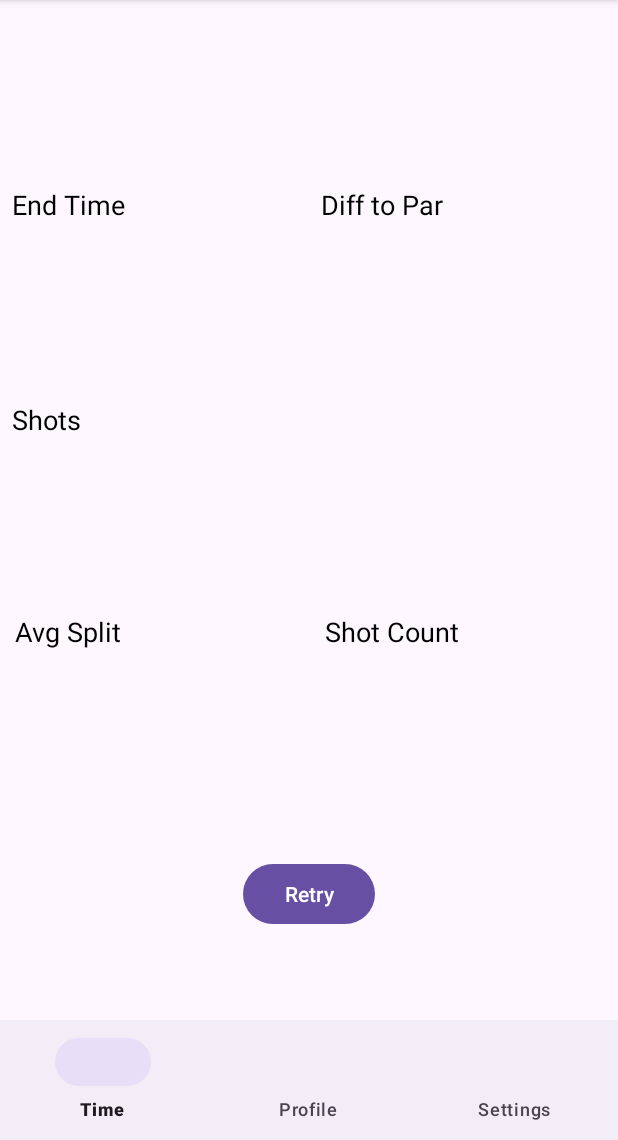
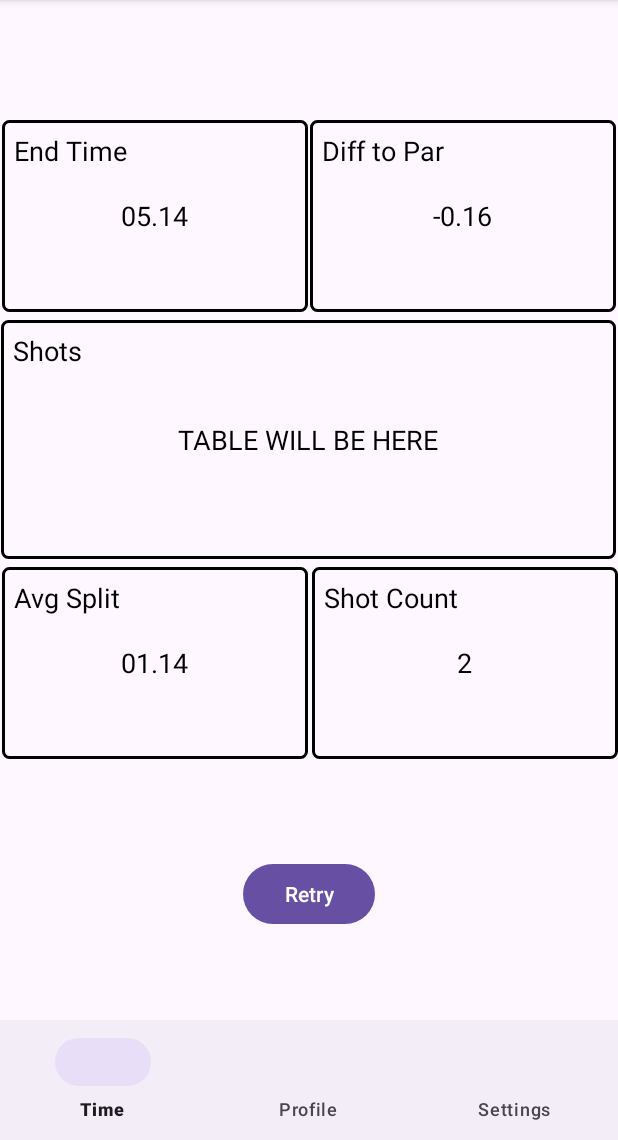
Before and after one commit to ShotPal/ShotPal, an Android app: the screen it shows after launch (MainActivity), on a phone screen of 412 x 824 dp, the part 96-1236 px from its top. Run offline under Robolectric (Android 15) with nearby library versions, the phone set to English and light mode, and no system bars.

Commit message:
add frame and sample texts

```diff
--- a/app/src/main/res/layout/activity_main.xml
+++ b/app/src/main/res/layout/activity_main.xml
@@ -40,81 +40,116 @@
 
     <FrameLayout
         android:id="@+id/EndTimeContainer"
-        android:layout_width="0dp"
-        android:layout_height="0dp"
-        android:layout_marginTop="116dp"
-        android:layout_marginBottom="1dp"
+        android:layout_width="204dp"
+        android:layout_height="128dp"
+        android:layout_marginTop="80dp"
+        android:background="@drawable/black_rectangle"
         app:layout_constraintBottom_toTopOf="@+id/ShotsContainer"
         app:layout_constraintEnd_toStartOf="@+id/DiffToParContainer"
         app:layout_constraintStart_toStartOf="parent"
-        app:layout_constraintTop_toTopOf="parent">
+        app:layout_constraintTop_toTopOf="parent"
+        app:layout_constraintVertical_bias="0.0">
 
         <!-- TextView for End Time -->
         <TextView
             android:layout_width="wrap_content"
             android:layout_height="wrap_content"
+            android:layout_gravity="start|top"
+            android:layout_marginStart="8dp"
+            android:layout_marginTop="8dp"
+            android:gravity="start|top"
             android:text="End Time"
+            android:textColor="@android:color/black"
+            android:textSize="18sp" />
+
+        <!-- TextView for End Time -->
+        <TextView
+            android:layout_width="wrap_content"
+            android:layout_height="wrap_content"
+            android:text="05.14"
             android:textSize="18sp"
             android:textColor="@android:color/black"
-            android:gravity="start|top"
-            android:layout_gravity="start|top"
-            android:layout_marginStart="8dp"
-            android:layout_marginTop="8dp"/>
+            android:layout_gravity="center"/>
 
     </FrameLayout>
 
     <FrameLayout
         android:id="@+id/DiffToParContainer"
-        android:layout_width="0dp"
-        android:layout_height="0dp"
-        android:layout_marginTop="116dp"
+        android:layout_width="204dp"
+        android:layout_height="128dp"
+        android:layout_marginTop="80dp"
+        android:background="@drawable/black_rectangle"
         app:layout_constraintBottom_toTopOf="@+id/ShotsContainer"
         app:layout_constraintEnd_toEndOf="parent"
         app:layout_constraintStart_toEndOf="@+id/EndTimeContainer"
-        app:layout_constraintTop_toTopOf="parent">
+        app:layout_constraintTop_toTopOf="parent"
+        app:layout_constraintVertical_bias="0.0">
 
         <!-- TextView for Diff to Par -->
         <TextView
             android:layout_width="wrap_content"
             android:layout_height="wrap_content"
+            android:layout_gravity="start|top"
+            android:layout_marginStart="8dp"
+            android:layout_marginTop="8dp"
+            android:gravity="start|top"
             android:text="Diff to Par"
+            android:textColor="@android:color/black"
+            android:textSize="18sp" />
+
+        <!-- TextView for Diff to Par -->
+        <TextView
+            android:layout_width="wrap_content"
+            android:layout_height="wrap_content"
+            android:text="-0.16"
             android:textSize="18sp"
             android:textColor="@android:color/black"
-            android:gravity="start|top"
-            android:layout_gravity="start|top"
-            android:layout_marginStart="8dp"
-            android:layout_marginTop="8dp"/>
+            android:layout_gravity="center"/>
 
     </FrameLayout>
 
     <FrameLayout
         android:id="@+id/ShotsContainer"
-        android:layout_width="412dp"
-        android:layout_height="0dp"
-        android:layout_marginBottom="359dp"
-        app:layout_constraintBottom_toBottomOf="parent"
-        app:layout_constraintEnd_toEndOf="@+id/EndTimeContainer"
-        app:layout_constraintStart_toEndOf="@+id/EndTimeContainer"
+        android:layout_width="410dp"
+        android:layout_height="159dp"
+        android:layout_marginTop="5dp"
+        android:layout_marginEnd="1dp"
+        android:layout_marginBottom="5dp"
+        android:background="@drawable/black_rectangle"
+        app:layout_constraintBottom_toTopOf="@+id/AvgSplitContainer"
+        app:layout_constraintEnd_toEndOf="parent"
+        app:layout_constraintStart_toStartOf="parent"
         app:layout_constraintTop_toBottomOf="@+id/EndTimeContainer">
 
         <!-- TextView for Shots -->
         <TextView
             android:layout_width="wrap_content"
             android:layout_height="wrap_content"
+            android:layout_gravity="start|top"
+            android:layout_marginStart="8dp"
+            android:layout_marginTop="8dp"
+            android:gravity="start|top"
             android:text="Shots"
+            android:textColor="@android:color/black"
+            android:textSize="18sp" />
+
+        <!-- TextView for Shots -->
+        <TextView
+            android:layout_width="wrap_content"
+            android:layout_height="wrap_content"
+            android:text="TABLE WILL BE HERE"
             android:textSize="18sp"
             android:textColor="@android:color/black"
-            android:gravity="start|top"
-            android:layout_gravity="start|top"
-            android:layout_marginStart="8dp"
-            android:layout_marginTop="8dp"/>
+            android:layout_gravity="center"/>
 
     </FrameLayout>
 
     <FrameLayout
         android:id="@+id/AvgSplitContainer"
         android:layout_width="204dp"
-        android:layout_height="135dp"
+        android:layout_height="128dp"
+        android:layout_marginTop="5dp"
+        android:background="@drawable/black_rectangle"
         app:layout_constraintEnd_toEndOf="@+id/EndTimeContainer"
         app:layout_constraintTop_toBottomOf="@+id/ShotsContainer">
 
@@ -122,20 +157,30 @@
         <TextView
             android:layout_width="wrap_content"
             android:layout_height="wrap_content"
+            android:layout_gravity="start|top"
+            android:layout_marginStart="8dp"
+            android:layout_marginTop="8dp"
+            android:gravity="start|top"
             android:text="Avg Split"
+            android:textColor="@android:color/black"
+            android:textSize="18sp" />
+
+        <!-- TextView for Avg Split -->
+        <TextView
+            android:layout_width="wrap_content"
+            android:layout_height="wrap_content"
+            android:text="01.14"
             android:textSize="18sp"
             android:textColor="@android:color/black"
-            android:gravity="start|top"
-            android:layout_gravity="start|top"
-            android:layout_marginStart="8dp"
-            android:layout_marginTop="8dp"/>
+            android:layout_gravity="center"/>
 
     </FrameLayout>
 
     <FrameLayout
         android:id="@+id/ShotCountContainer"
-        android:layout_width="203dp"
-        android:layout_height="136dp"
+        android:layout_width="204dp"
+        android:layout_height="128dp"
+        android:background="@drawable/black_rectangle"
         app:layout_constraintBottom_toBottomOf="@+id/AvgSplitContainer"
         app:layout_constraintEnd_toEndOf="parent"
         app:layout_constraintHorizontal_bias="1.0"
@@ -147,13 +192,22 @@
         <TextView
             android:layout_width="wrap_content"
             android:layout_height="wrap_content"
+            android:layout_gravity="start|top"
+            android:layout_marginStart="8dp"
+            android:layout_marginTop="8dp"
+            android:gravity="start|top"
             android:text="Shot Count"
+            android:textColor="@android:color/black"
+            android:textSize="18sp" />
+
+        <!-- TextView for Shot Count -->
+        <TextView
+            android:layout_width="wrap_content"
+            android:layout_height="wrap_content"
+            android:text="2"
             android:textSize="18sp"
             android:textColor="@android:color/black"
-            android:gravity="start|top"
-            android:layout_gravity="start|top"
-            android:layout_marginStart="8dp"
-            android:layout_marginTop="8dp"/>
+            android:layout_gravity="center"/>
 
     </FrameLayout>
 
```
